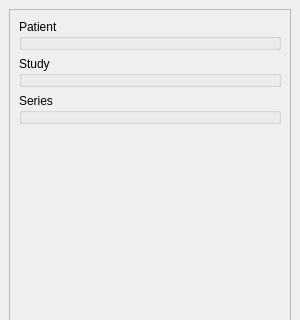
neurodial/OCT-Marker, file ui/octinformations.ui: the form before one commit; both pictures show x 0 to 300 and y 0 to 320 of the 300 by 510 pixel window.
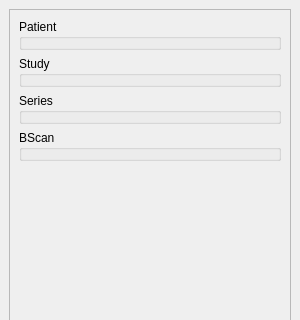
The form after the commit.

Commit message: BScan-Informationen zu OCT-Info-Widget hinzugefügt

What changed in the file:
```diff
--- a/ui/octinformations.ui
+++ b/ui/octinformations.ui
@@ -54,6 +54,13 @@
           </property>
          </widget>
         </item>
+        <item>
+         <widget class="QGroupBox" name="groupBoxBScan">
+          <property name="title">
+           <string>BScan</string>
+          </property>
+         </widget>
+        </item>
         <item>
          <spacer name="verticalSpacer">
           <property name="orientation">
```
The commit also changes 5 other files.
